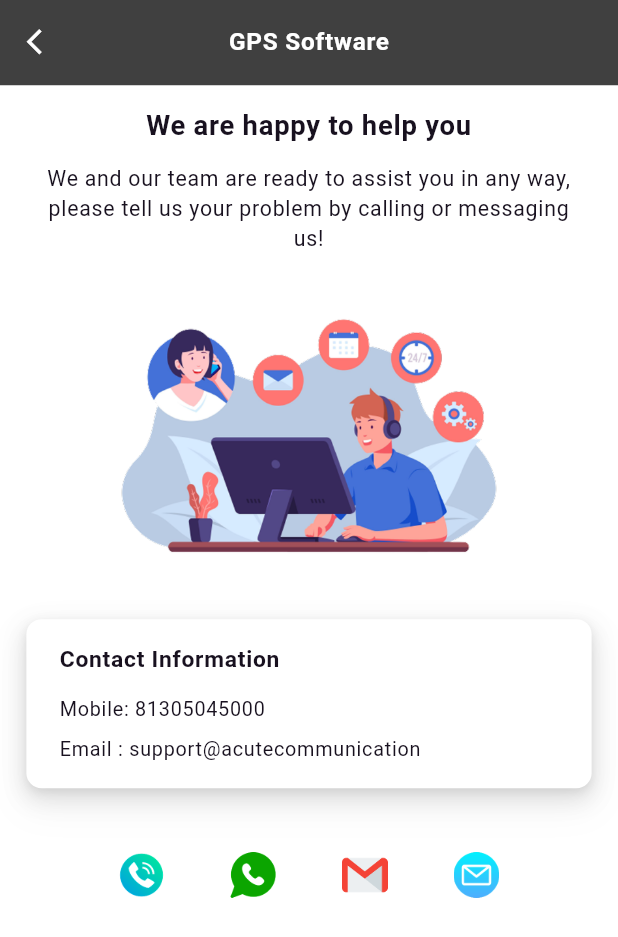
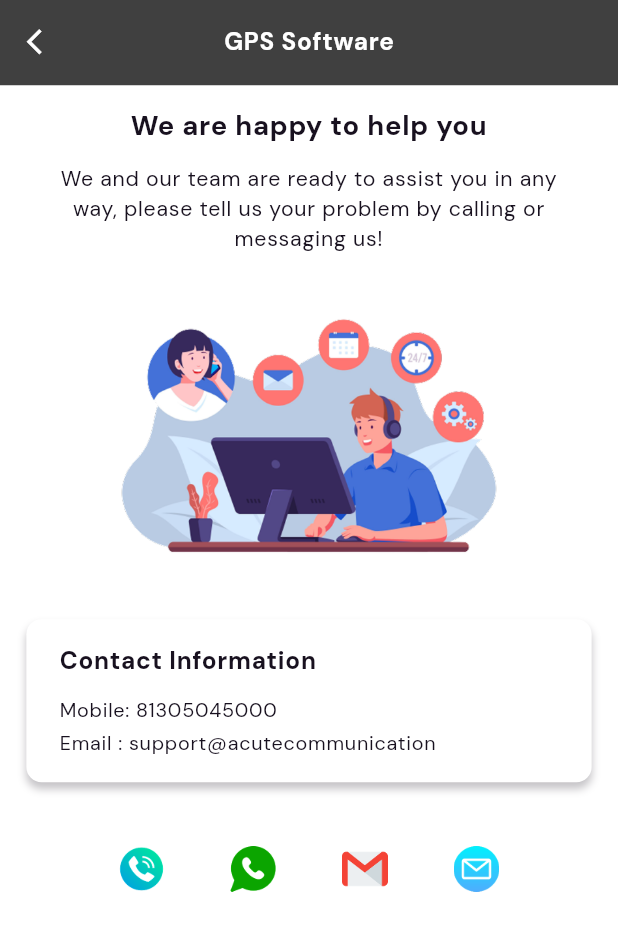
Before and after one commit to sunil-anuragi/gps_eye_track, a Flutter app: the HelpSupportView screen opened by its route, on a phone screen of 412 x 824 dp. Shown: the top 937 px of the screen. Run offline on Flutter 3.47's test engine with Material 3 defaults, Android fonts, the phone set to English and light mode, and no system bars; our stand-ins replace cached_network_image, device_info_plus, dio, dropdown_search, firebase_core, firebase_messaging and 15 more; missing offline and left inert: flutter_downloader; accounts and stored records are empty.

Commit message:
added font

```diff
--- a/lib/screens/bottomBar/module/account/module/help_support/widget/contact_info_card.dart
+++ b/lib/screens/bottomBar/module/account/module/help_support/widget/contact_info_card.dart
@@ -17,22 +17,10 @@ class ContactInfoCard extends StatelessWidget {
         borderRadius: BorderRadius.circular(10.r),
         boxShadow: [
           BoxShadow(
-            color: Colors.black.withValues(alpha: 0.06),
+            color: AppColors.blackColor.withValues(alpha: 0.25),
             blurRadius: 4,
-            offset: const Offset(0, 2),
+            offset: const Offset(0, 4),
             spreadRadius: 0,
-          ),
-          BoxShadow(
-            color: Colors.black.withValues(alpha: 0.10),
-            blurRadius: 12,
-            offset: const Offset(0, 6),
-            spreadRadius: 1,
-          ),
-          BoxShadow(
-            color: Colors.black.withValues(alpha: 0.05),
-            blurRadius: 20,
-            offset: const Offset(0, 10),
-            spreadRadius: 2,
           ),
         ],
       ),
@@ -41,8 +29,8 @@ class ContactInfoCard extends StatelessWidget {
         children: [
           CustomWidget.text(
             AppStrings.contactInformation,
-            fontSize: 15,
-            fontWeight: FontWeight.bold,
+            fontSize: 16,
+            fontWeight: FontWeight.w600,
             color: AppColors.blackColor,
           ),
           12.h.sizeBoxFromHeight(),
@@ -51,7 +39,7 @@ class ContactInfoCard extends StatelessWidget {
             fontSize: 13,
             color: AppColors.blackColor,
           ),
-          8.h.sizeBoxFromHeight(),
+          3.h.sizeBoxFromHeight(),
           CustomWidget.text(
             '${AppStrings.email} : ${AppStrings.supportEmail}',
             fontSize: 13,
```
Also changed, not shown: lib/screens/bottomBar/module/account/widget/delete_account_dialog.dart (+7 -7 lines), pubspec.yaml (+9 -4 lines), 4 other files.
